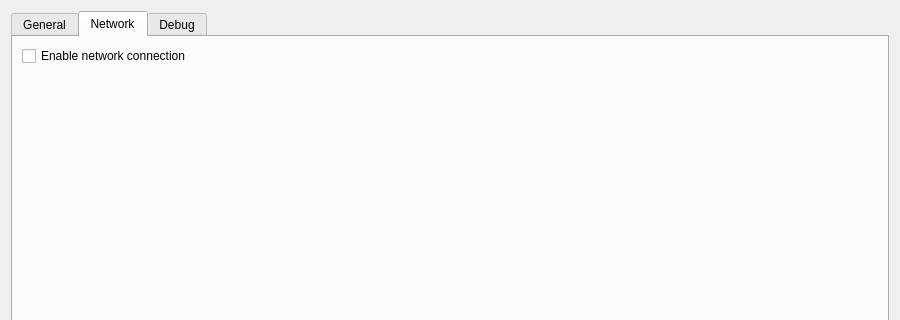
Before: the Qt Designer form src/launcher/forms/configuration_edit_dialog.ui in 0wn1/KytyPS5, drawn with Qt 5; both pictures show x 0 to 900 and y 0 to 320 of the 900 by 747 pixel window.
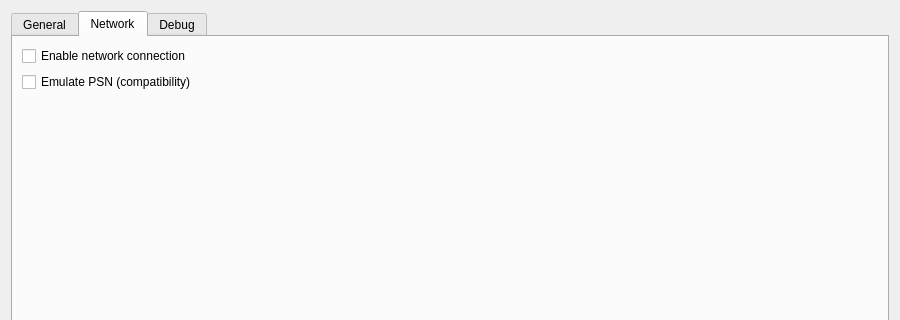
After: the same form once the commit is applied. The open tabs and pages were chosen to show the change. Custom widgets are drawn as their Qt base class.

Commit message: np: separate PSN emulation from host networking

Diff of the .ui file:
```diff
--- a/src/launcher/forms/configuration_edit_dialog.ui
+++ b/src/launcher/forms/configuration_edit_dialog.ui
@@ -412,6 +412,11 @@
          <property name="text"><string>Enable network connection</string></property>
         </widget>
        </item>
+       <item>
+        <widget class="QCheckBox" name="checkBox_psn_emulation">
+         <property name="text"><string>Emulate PSN (compatibility)</string></property>
+        </widget>
+       </item>
        <item>
         <spacer name="networkSpacer">
          <property name="orientation"><enum>Qt::Vertical</enum></property>
```
The commit also changes 11 other files.
